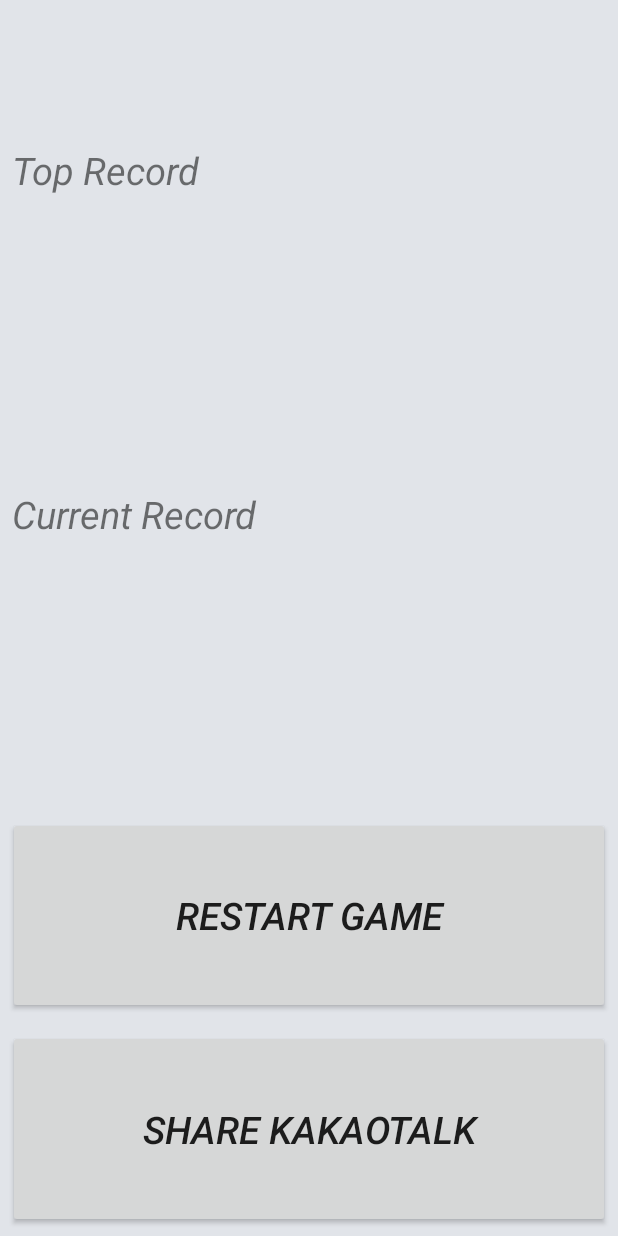
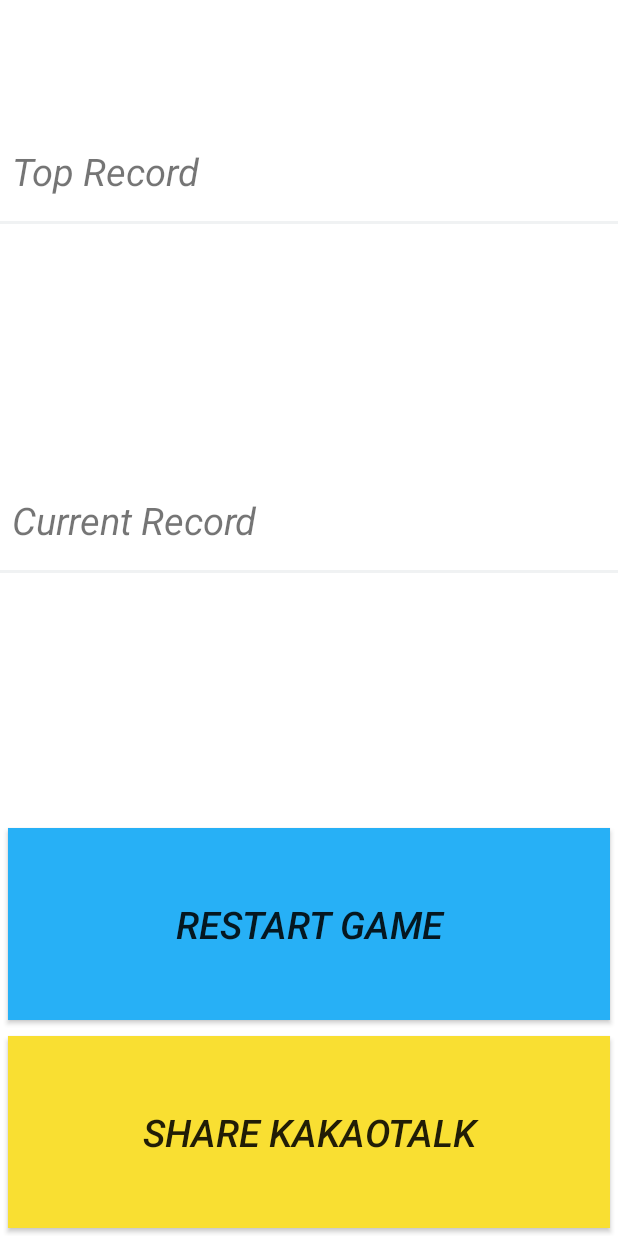
Before and after one commit to mings0401/game, an Android app: the FinishActivity screen opened directly, with no data from a screen before it, on a phone screen of 412 x 824 dp. Run offline under Robolectric (Android 15) with nearby library versions, the phone set to English and light mode, and no system bars; our stand-ins replace AdMob; libraries missing offline, so code that uses them is left out: com.kakao.kakaolink, com.kakao.util.

Commit message:
디자인 적용중

```diff
--- a/app/src/main/res/layout/activity_finish.xml
+++ b/app/src/main/res/layout/activity_finish.xml
@@ -1,10 +1,9 @@
 <?xml version="1.0" encoding="utf-8"?>
 <LinearLayout xmlns:ads="http://schemas.android.com/apk/res-auto"
     xmlns:android="http://schemas.android.com/apk/res/android"
-    xmlns:tools="http://schemas.android.com/tools"
     android:layout_width="fill_parent"
     android:layout_height="fill_parent"
-    android:background="#E1E4E9"
+    android:background="#FFFFFF"
     android:orientation="vertical"
     >
 
@@ -23,8 +22,8 @@
             ads:adSize="BANNER"
             ads:adUnitId="@string/banner_ad_unit_id"></com.google.android.gms.ads.AdView>
 
+
     </LinearLayout>
-
 
     <LinearLayout
         android:layout_width="match_parent"
@@ -61,6 +60,11 @@
                 android:ems="10" />
         </LinearLayout>
 
+        <ImageView
+            android:layout_width="fill_parent"
+            android:layout_height="3px"
+            android:background="#F0F2F3" />
+
         <LinearLayout
             android:layout_width="match_parent"
             android:layout_height="wrap_content"
@@ -80,6 +84,8 @@
                 android:ems="10" />
         </LinearLayout>
 
+
+
         <LinearLayout
             android:layout_width="match_parent"
             android:layout_height="wrap_content"
@@ -97,6 +103,11 @@
                 android:textSize="25sp"
                 android:ems="10" />
         </LinearLayout>
+
+        <ImageView
+            android:layout_width="fill_parent"
+            android:layout_height="3px"
+            android:background="#F0F2F3" />
 
         <LinearLayout
             android:layout_width="match_parent"
@@ -117,6 +128,8 @@
                 android:ems="10" />
         </LinearLayout>
 
+
+
         <LinearLayout
             android:layout_width="match_parent"
             android:layout_height="wrap_content"
@@ -132,6 +145,7 @@
                 android:layout_height="match_parent">
 
                 <Button
+                    android:background="#27b0f6"
                     android:text="Restart Game"
                     android:layout_width="fill_parent"
                     android:layout_height="wrap_content"
@@ -144,6 +158,7 @@
 
 
                 <Button
+                    android:background="#f9df32"
                     android:text="Share KakaoTalk"
                     android:layout_weight="0.5"
                     android:layout_width="fill_parent"
@@ -157,5 +172,10 @@
         </LinearLayout>
     </LinearLayout>
 
+    <ImageView
+        android:layout_width="fill_parent"
+        android:layout_height="3px"
+        android:background="#F0F2F3" />
+
 
 </LinearLayout>
--- a/app/src/main/res/layout/activity_main.xml
+++ b/app/src/main/res/layout/activity_main.xml
@@ -2,7 +2,7 @@
 <LinearLayout xmlns:android="http://schemas.android.com/apk/res/android"
     android:layout_width="fill_parent"
     android:layout_height="fill_parent"
-    android:background="#E1E4E9"
+    android:background="#FFFFFF"
     android:orientation="vertical"
     >
     <ImageView
@@ -14,7 +14,6 @@
         android:layout_width="fill_parent"
         android:layout_height="100dp"
         android:layout_gravity="left"
-        android:background="#E1E4E9"
         android:gravity="left"
         android:orientation="horizontal">
 
@@ -117,7 +116,6 @@
         android:id="@+id/count_layout"
         android:layout_width="fill_parent"
         android:layout_height="fill_parent"
-        android:background="#E1E4E9"
         android:gravity="center|center_horizontal"
         android:weightSum="2"
         android:orientation="vertical">
@@ -132,6 +130,7 @@
             <TextView
                 android:id="@+id/count_txt"
                 android:layout_width="fill_parent"
+                android:background="@mipmap/count"
                 android:layout_height="fill_parent"
                 android:layout_centerHorizontal="true"
                 android:gravity="center_horizontal|center"
--- a/app/src/main/res/layout/activity_start_dialog.xml
+++ b/app/src/main/res/layout/activity_start_dialog.xml
@@ -1,11 +1,12 @@
 <?xml version="1.0" encoding="utf-8"?>
 <LinearLayout xmlns:android="http://schemas.android.com/apk/res/android"
     android:layout_width="200dp"
-    android:background="@android:color/transparent"
+    android:background="#40eb77"
     android:orientation="vertical"
     android:layout_height="50dp">
 
     <Button
+        android:background="#40eb77"
         android:text="Start Click50"
         android:textStyle="italic"
         android:textSize="18sp"
```
Also changed, not shown: app/src/main/res/mipmap-xhdpi/count.png (added).
